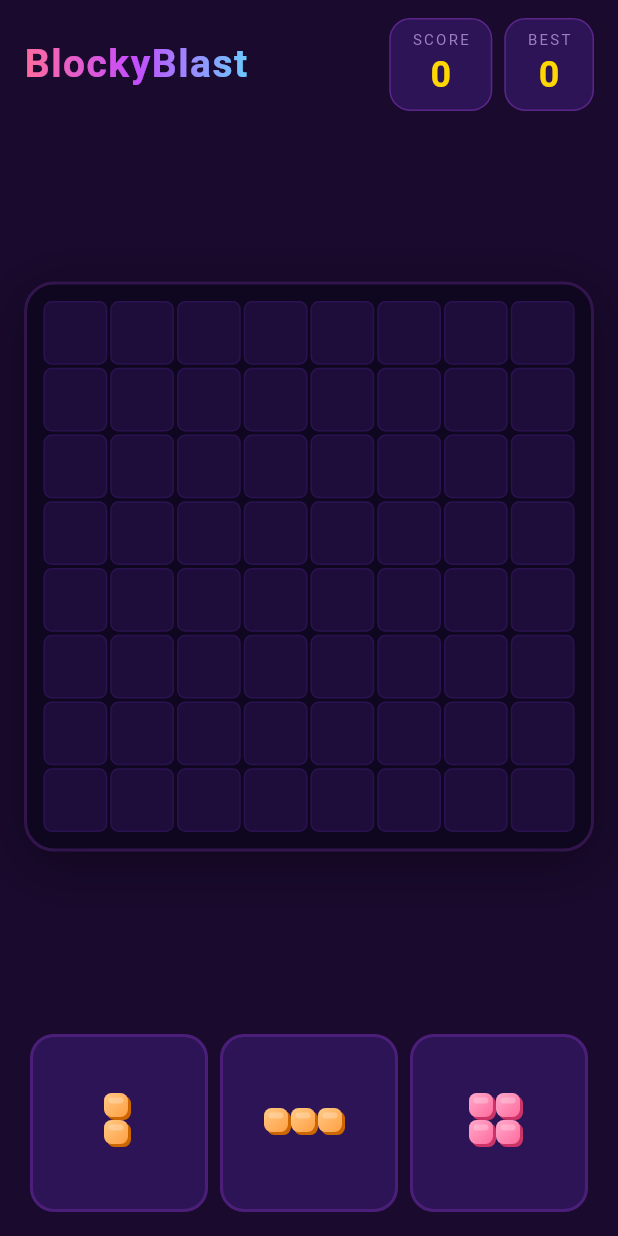
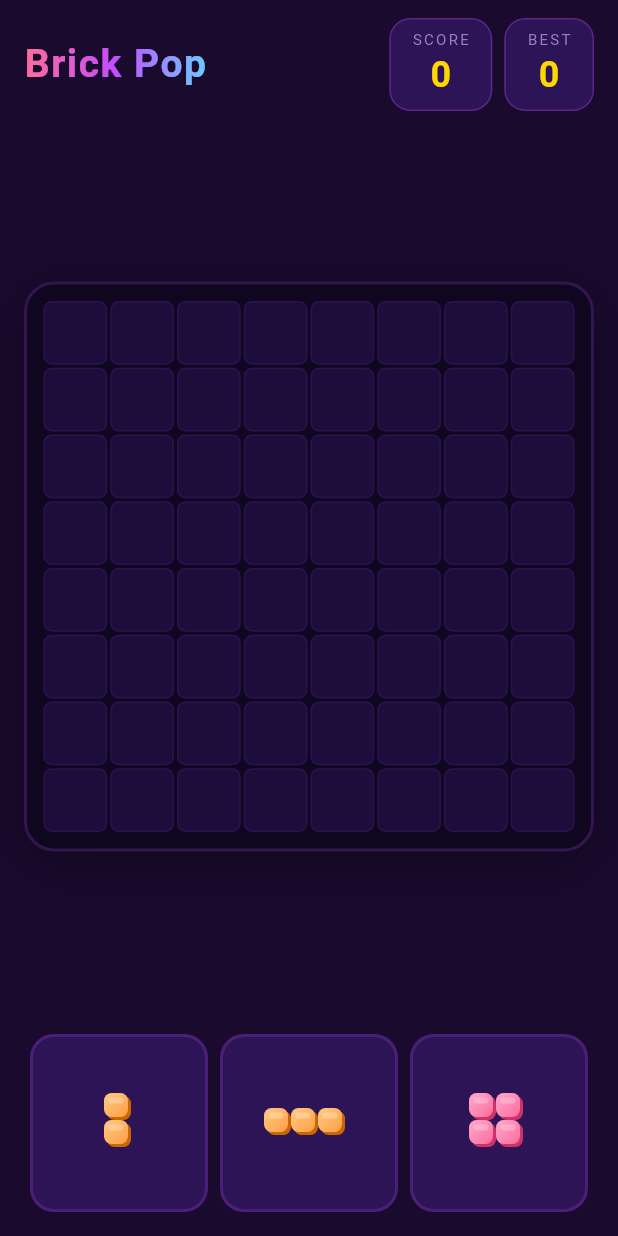
Before and after one commit to marksev/nf, a Flutter app: the screen it shows after launch, on a phone screen of 412 x 824 dp. Run offline on Flutter 3.47's test engine with Material 3 defaults, Android fonts, the phone set to English and light mode, and no system bars; our stand-ins replace audioplayers, google_mobile_ads, shared_preferences; network calls fail.

Commit message:
Rename app to Brick Pop; add banner ad retry logic
- Replace 'BlockyBlast'/'Blocky Blast' with 'Brick Pop' in main.dart
  (MaterialApp title + header text) and AndroidManifest label
- BannerAdWidget: retry loading up to 3 times (2s/4s/6s backoff)
  to prevent banner silently disappearing on transient failures

https://claude.ai/code/session_013CkcXPatPci8ym81QkDaNk

```diff
--- a/lib/main.dart
+++ b/lib/main.dart
@@ -122,7 +122,7 @@ class BlockyBlastApp extends StatelessWidget {
   @override
   Widget build(BuildContext context) {
     return MaterialApp(
-      title: 'Blocky Blast',
+      title: 'Brick Pop',
       theme: ThemeData.dark(),
       home: const GamePage(),
       debugShowCheckedModeBanner: false,
@@ -541,7 +541,7 @@ class _GamePageState extends State<GamePage> with TickerProviderStateMixin {
               colors: [kAccentColor, kAccent2Color, Color(0xFF6bcbff)],
             ).createShader(bounds),
             child: const Text(
-              'BlockyBlast',
+              'Brick Pop',
               style: TextStyle(
                 fontSize: 26,
                 fontWeight: FontWeight.bold,
```
Also changed, not shown: lib/ads/banner_ad_widget.dart (+13 -0 lines), 1 other file.
